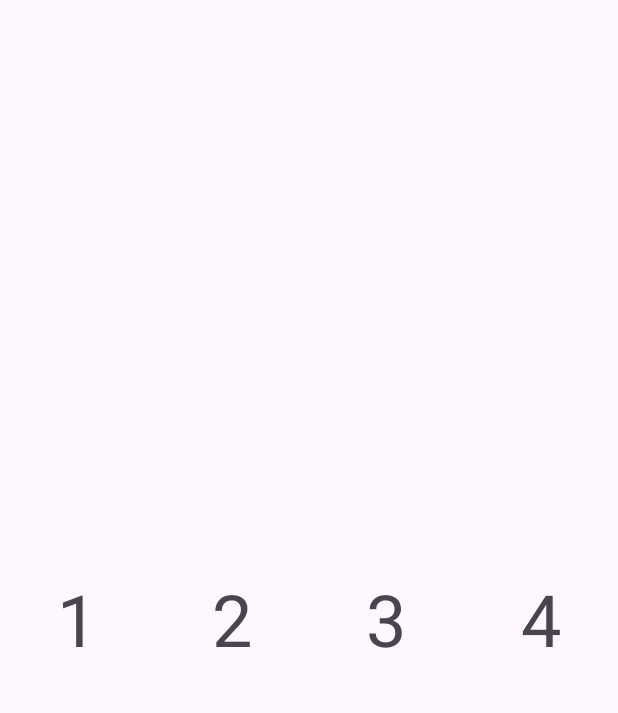
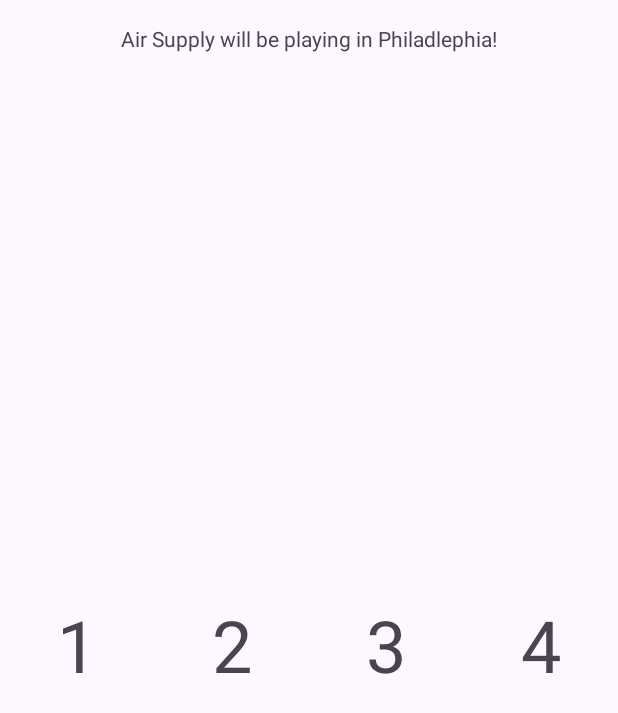
Before and after one commit to znakhtar665/CIS3515_RecyclerView_Event_Activity, an Android app: the screen it shows after launch (MainActivity), on a phone screen of 412 x 824 dp. Shown: the top 713 px of the screen. Run offline under Robolectric (Android 15) with nearby library versions, the phone set to English and light mode, and no system bars.

Commit message:
Added textview for message display

```diff
--- a/app/src/main/java/edu/temple/simplerecyclerview/MainActivity.kt
+++ b/app/src/main/java/edu/temple/simplerecyclerview/MainActivity.kt
@@ -15,9 +15,10 @@ class MainActivity : AppCompatActivity() {
         // Set up RecyclerView display responsibility
         val numbers = Array(100) {it + 1}
         val recyclerView = findViewById<RecyclerView>(R.id.recyclerView)
+        val displayTextView = findViewById<TextView>(R.id.displayTextView)
         recyclerView.layoutManager = GridLayoutManager(this, 4)
 
-        // TODO (Step 2: Define lambda)
+        // TODO (Step 2: Define lambda to modify displayTextView size)
 
         // Todo (Step 3: Pass lambda to adapter)
         recyclerView.adapter = NumberDisplayAdapter(numbers)
--- a/app/src/main/res/layout/activity_main.xml
+++ b/app/src/main/res/layout/activity_main.xml
@@ -13,5 +13,15 @@
         app:layout_constraintBottom_toBottomOf="parent"
         app:layout_constraintEnd_toEndOf="parent"
         app:layout_constraintStart_toStartOf="parent"
+        app:layout_constraintTop_toBottomOf="@+id/displayTextView" />
+
+    <TextView
+        android:id="@+id/displayTextView"
+        android:layout_width="wrap_content"
+        android:layout_height="wrap_content"
+        android:layout_marginTop="16dp"
+        android:text="Air Supply will be playing in Philadlephia!"
+        app:layout_constraintEnd_toEndOf="parent"
+        app:layout_constraintStart_toStartOf="parent"
         app:layout_constraintTop_toTopOf="parent" />
 </androidx.constraintlayout.widget.ConstraintLayout>
```
